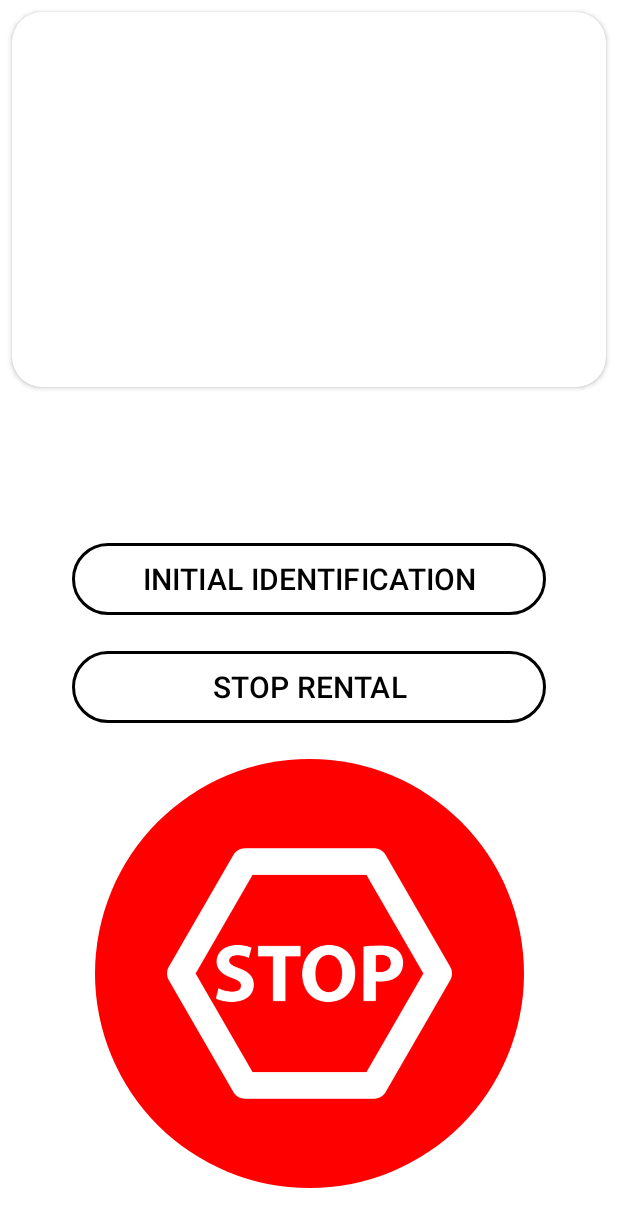
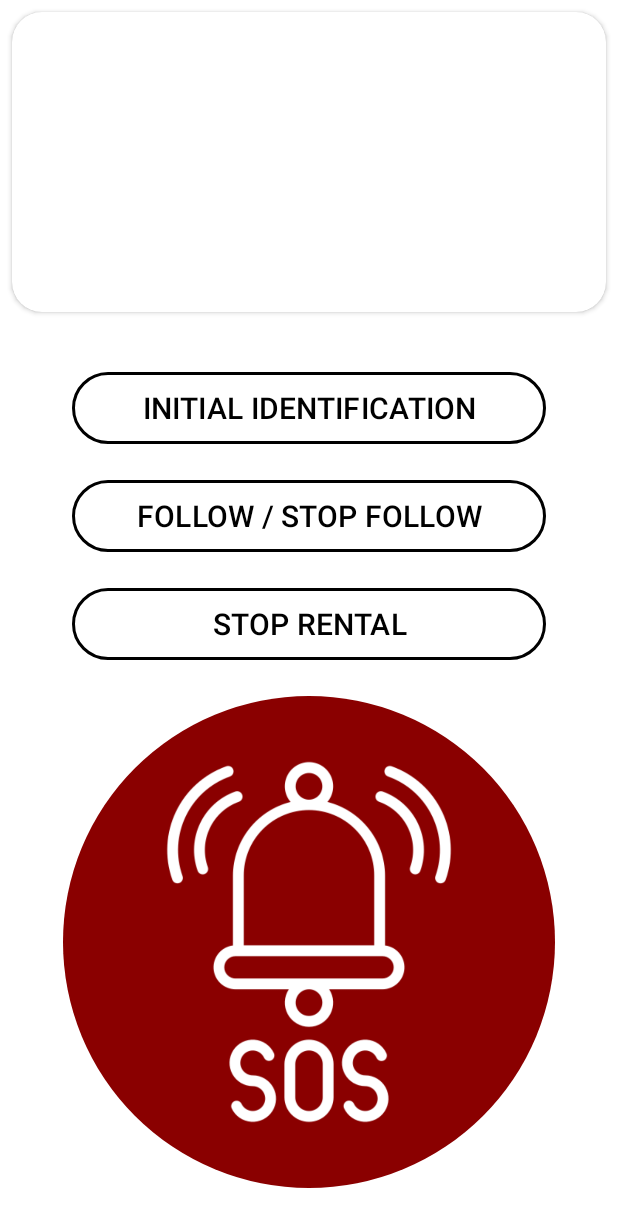
Before and after one commit to tobitoast4/AboveYouDroneApp, an Android app: the DroneInteractionActivity screen opened directly, with no data from a screen before it, on a phone screen of 412 x 824 dp. Shown: the top 1227 px of the screen. Run offline under Robolectric (Android 15) with nearby library versions, the phone set to English and light mode, and no system bars.

Commit message:
Changed panic button icon

```diff
--- a/app/src/main/java/com/example/aboveyoudrone/MainActivity.java
+++ b/app/src/main/java/com/example/aboveyoudrone/MainActivity.java
@@ -85,7 +85,7 @@ public class MainActivity extends AppCompatActivity implements
                 connect_to_drone_loading.setVisibility(View.GONE);
                 openDroneInteractionActivity();
             }
-        }, 2000);
+        }, 1000);
     }
 
     private void openDroneInteractionActivity() {
--- a/app/src/main/res/drawable/round_panic_button.xml
+++ b/app/src/main/res/drawable/round_panic_button.xml
@@ -3,7 +3,7 @@
     <item android:right="0dp" android:top="0dp">
         <shape>
             <corners android:radius="500dp" />
-            <solid android:color="#FF0000" />
+            <solid android:color="#8A0000" />
         </shape>
     </item>
 </ripple>
--- a/app/src/main/res/layout/activity_drone_interaction.xml
+++ b/app/src/main/res/layout/activity_drone_interaction.xml
@@ -18,7 +18,7 @@
 
         <androidx.cardview.widget.CardView
             android:layout_width="match_parent"
-            android:layout_height="250dp"
+            android:layout_height="200dp"
             android:layout_marginStart="8dp"
             android:layout_marginTop="8dp"
             android:layout_marginEnd="8dp"
@@ -52,7 +52,25 @@
         android:layout_width="0dp"
         android:layout_height="wrap_content"
         android:layout_marginStart="48dp"
-        android:layout_marginTop="96dp"
+        android:layout_marginTop="24dp"
+        android:layout_marginEnd="48dp"
+        android:background="@drawable/round_button_light"
+        android:onClick="initialIdentification"
+        android:text="FOLLOW / STOP FOLLOW"
+        android:textColor="#000000"
+        android:textSize="20sp"
+        app:backgroundTint="@null"
+        app:layout_constraintEnd_toEndOf="parent"
+        app:layout_constraintHorizontal_bias="0.0"
+        app:layout_constraintStart_toStartOf="parent"
+        app:layout_constraintTop_toBottomOf="@+id/button112" />
+
+    <Button
+        android:id="@+id/button112"
+        android:layout_width="0dp"
+        android:layout_height="wrap_content"
+        android:layout_marginStart="48dp"
+        android:layout_marginTop="32dp"
         android:layout_marginEnd="48dp"
         android:background="@drawable/round_button_light"
         android:onClick="initialIdentification"
@@ -61,7 +79,7 @@
         android:textSize="20sp"
         app:backgroundTint="@null"
         app:layout_constraintEnd_toEndOf="parent"
-        app:layout_constraintHorizontal_bias="0.0"
+        app:layout_constraintHorizontal_bias="1.0"
         app:layout_constraintStart_toStartOf="parent"
         app:layout_constraintTop_toBottomOf="@+id/constraintLayout2" />
 
@@ -92,7 +110,7 @@
         android:layout_marginBottom="32dp"
         android:background="@drawable/round_panic_button"
         android:onClick="panicButton"
-        android:padding="48dp"
+        android:padding="32dp"
         android:scaleType="centerInside"
         android:textColor="#000000"
         android:textSize="20sp"
```
Also changed, not shown: app/src/main/res/drawable/panic_icon.png.
